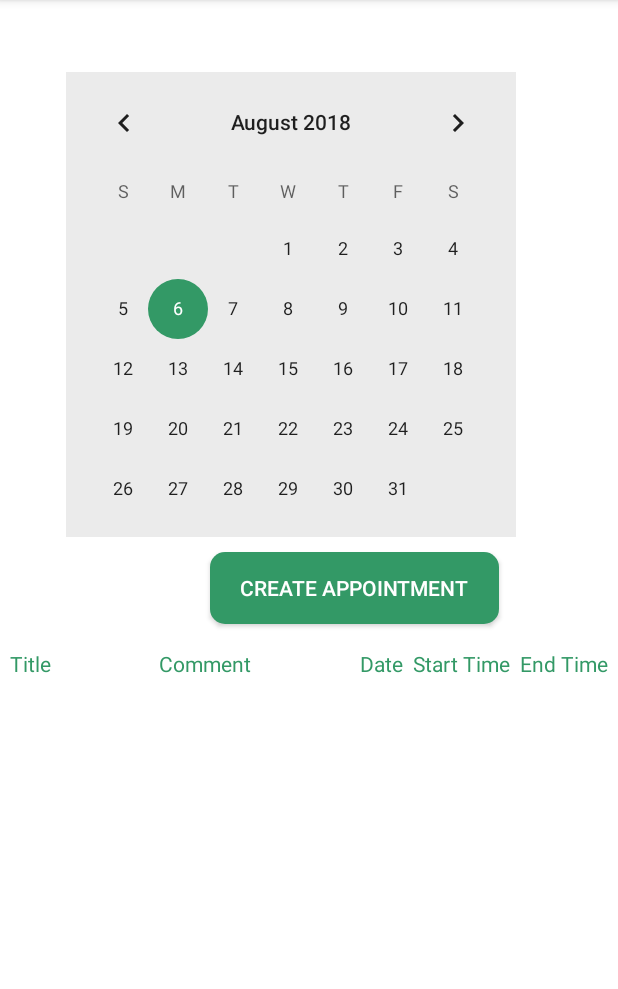
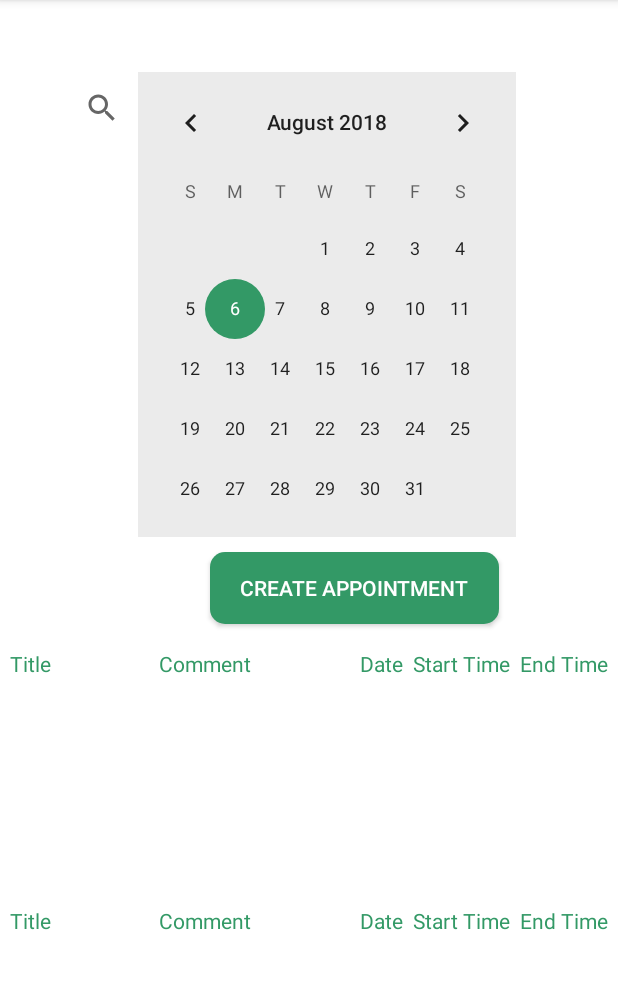
Before and after one commit to emeldinc/Calendar_Android, an Android app: the screen it shows after launch (MainActivity), on a phone screen of 412 x 824 dp, the part 84-1073 px from its top. Run offline under Robolectric (Android 15) with nearby library versions, the phone set to English and light mode, and no system bars; our stand-ins replace Volley; network calls fail.

Commit message:
added basic search functionality

```diff
--- a/app/src/main/res/layout/activity_main.xml
+++ b/app/src/main/res/layout/activity_main.xml
@@ -25,6 +25,11 @@
         android:layout_marginLeft="44dp"
         android:layout_width="300dp"
         android:layout_height="wrap_content">
+
+        <SearchView
+            android:id="@+id/simpleSearchView"
+            android:layout_width="wrap_content"
+            android:layout_height="wrap_content" />
 
         <CalendarView
             android:id="@+id/calendarView"
@@ -91,9 +96,55 @@
                 android:padding="3dip"
                 android:textColor="#339966"/>
         </TableRow>
+
     </TableLayout>
+    </ScrollView>
+
+    <ScrollView
+        android:layout_width="fill_parent"
+        android:layout_height="fill_parent"
+        android:scrollbars="none"
+        android:layout_weight="1">
+        <TableLayout
+            android:id="@+id/searchs"
+            xmlns:android="http://schemas.android.com/apk/res/android"
+            android:layout_width="wrap_content"
+            android:layout_height="wrap_content"
+            android:stretchColumns="1"
+            android:layout_margin="3dip"
+            >
+            <TableRow>
+                <TextView
+                    android:text="Title"
+                    android:gravity="left"
+                    android:padding="3dip"
+                    android:textColor="#339966"/>
+                <TextView
+                    android:text="Comment"
+                    android:gravity="center"
+                    android:padding="3dip"
+                    android:textColor="#339966"/>
+                <TextView
+                    android:text="Date"
+                    android:gravity="center"
+                    android:padding="3dip"
+                    android:textColor="#339966"/>
+                <TextView
+                    android:text="Start Time"
+                    android:gravity="center"
+                    android:padding="3dip"
+                    android:textColor="#339966"/>
+                <TextView
+                    android:text="End Time"
+                    android:gravity="right"
+                    android:padding="3dip"
+                    android:textColor="#339966"/>
+            </TableRow>
+
+        </TableLayout>
     </ScrollView>
 
 
 
+
 </LinearLayout>
```
Also changed, not shown: app/src/main/java/com/example/monster/calendar_android/MainActivity.java (+61 -2 lines).
